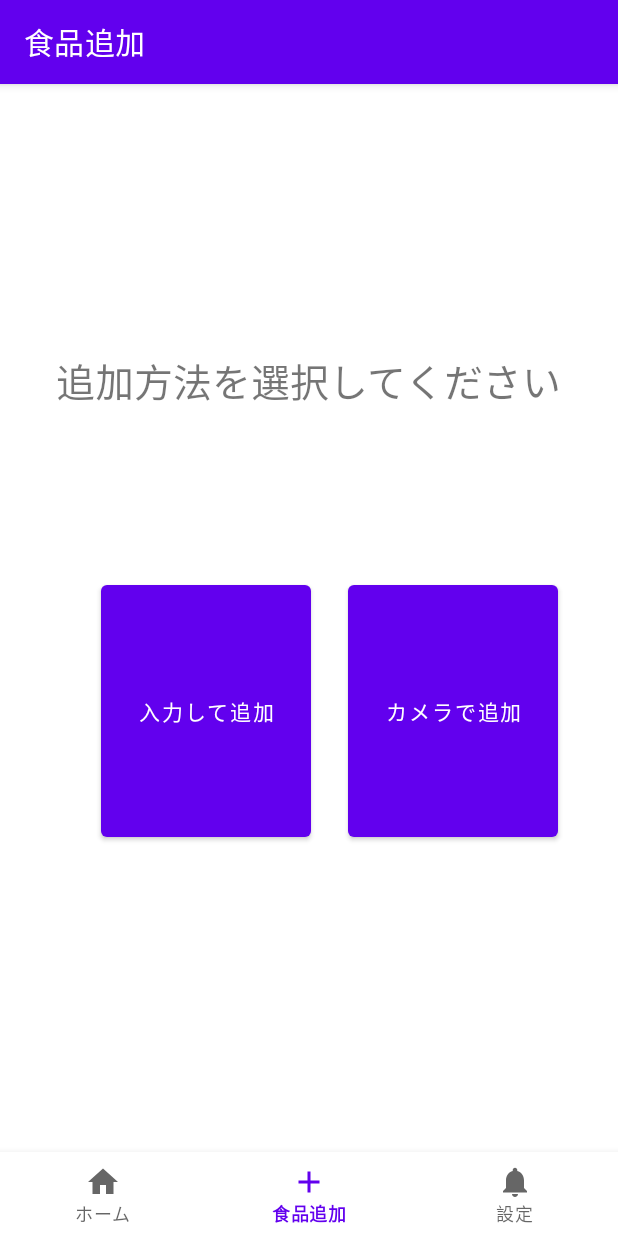
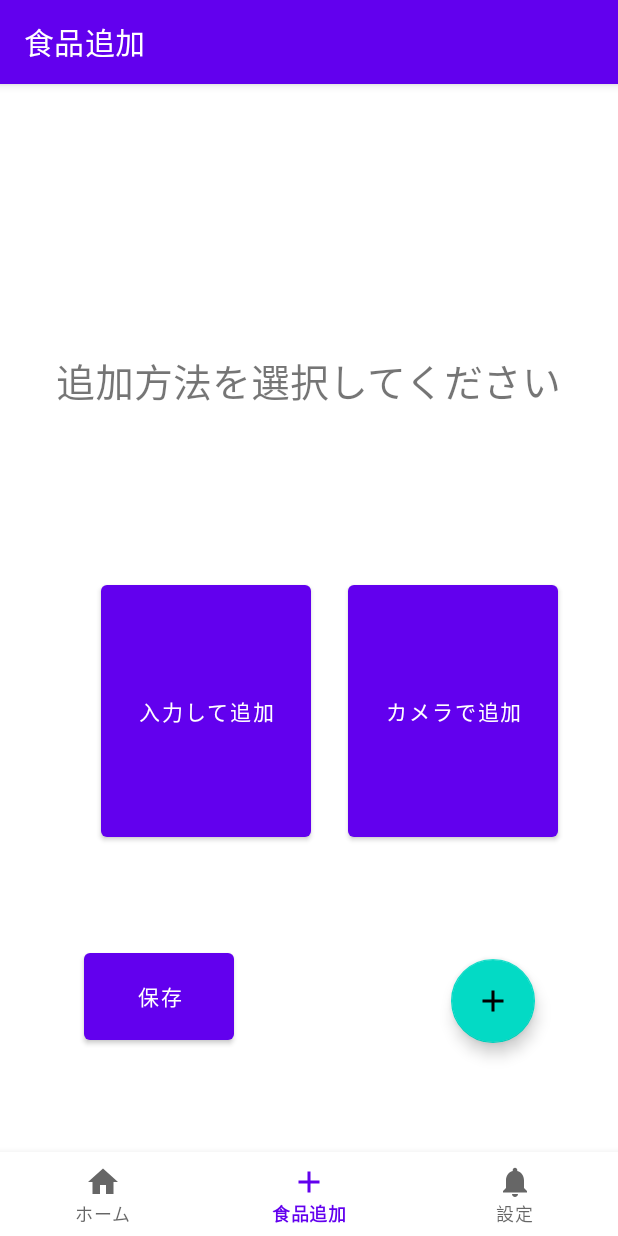
Before and after one commit to TE4AFLRS/FLRS, an Android app: the PageInsertFragment screen opened through its navigation route, item 2 of the bottom bar chosen, on a phone screen of 412 x 824 dp. Run offline under Robolectric (Android 15) with nearby library versions, the phone set to English and light mode, and no system bars; our stand-ins replace Room's generated code, navigation-ui; 4 statements that could not run were skipped.

Commit message:
ryuta commit

```diff
--- a/app/src/main/java/com/example/flrs/CategoriesDao.kt
+++ b/app/src/main/java/com/example/flrs/CategoriesDao.kt
@@ -5,9 +5,9 @@ import androidx.room.Dao
 
 @Dao
 interface CategoriesDao {
-//    @Query("SELECT * FROM Categories")
-//    fun getAll():List<RowModel>
-//
+    @Query("SELECT category_id,category_name FROM Categories")
+    fun getAll():List<CategoryRow>
+
 //    @Insert
 //    fun insert(category: Categories)
 //    @Update
--- /dev/null
+++ b/app/src/main/java/com/example/flrs/CategoryRow.kt
@@ -0,0 +1,6 @@
+package com.example.flrs
+
+class CategoryRow {
+    var category_id:String = ""
+    var category_name:String = ""
+}
--- a/app/src/main/res/layout/fragment_page_insert.xml
+++ b/app/src/main/res/layout/fragment_page_insert.xml
@@ -43,9 +43,9 @@
         android:id="@+id/button"
         android:layout_width="wrap_content"
         android:layout_height="wrap_content"
-        android:text="Button"
         android:width="100dp"
         android:height="70dp"
+        android:text="@string/button_register"
         app:layout_constraintBottom_toBottomOf="parent"
         app:layout_constraintEnd_toEndOf="parent"
         app:layout_constraintHorizontal_bias="0.18"
--- a/app/src/main/res/values/strings.xml
+++ b/app/src/main/res/values/strings.xml
@@ -8,5 +8,5 @@
     <string name="text_limit_date">期限日：</string>
     <string name="text_edit_food_name">食品名</string>
     <string name="button_delete">削除</string>
-
+    <string name="button_register">保存</string>
 </resources>
```
Also changed, not shown: app/src/main/java/com/example/flrs/ui/page_insert/PageInsertFragment.kt (+18 -3 lines).
